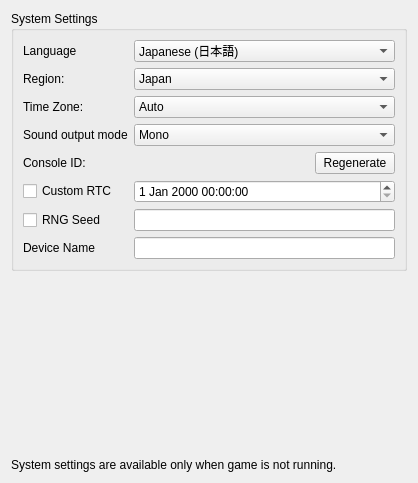
Qt form src/yuzu/configuration/configure_system.ui (Kryptuq/Yuzu-Early-Access-files) before a commit.
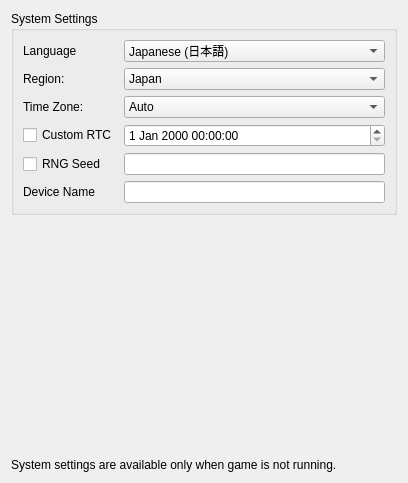
The same form after that commit.

```diff
--- a/src/yuzu/configuration/configure_system.ui
+++ b/src/yuzu/configuration/configure_system.ui
@@ -411,7 +411,7 @@
             </item>
            </widget>
           </item>
-          <item row="5" column="0">
+          <item row="4" column="0">
            <widget class="QCheckBox" name="custom_rtc_checkbox">
             <property name="text">
              <string>Custom RTC</string>
@@ -425,54 +425,21 @@
             </property>
            </widget>
           </item>
-          <item row="6" column="0">
+          <item row="5" column="0">
            <widget class="QCheckBox" name="rng_seed_checkbox">
             <property name="text">
              <string>RNG Seed</string>
             </property>
            </widget>
           </item>
-          <item row="7" column="0">
+          <item row="6" column="0">
            <widget class="QLabel" name="device_name_label">
             <property name="text">
              <string>Device Name</string>
             </property>
            </widget>
           </item>
-          <item row="3" column="1">
-           <widget class="QComboBox" name="combo_sound">
-            <item>
-             <property name="text">
-              <string>Mono</string>
-             </property>
-            </item>
-            <item>
-             <property name="text">
-              <string>Stereo</string>
-             </property>
-            </item>
-            <item>
-             <property name="text">
-              <string>Surround</string>
-             </property>
-            </item>
-           </widget>
-          </item>
-          <item row="4" column="0">
-           <widget class="QLabel" name="label_console_id">
-            <property name="text">
-             <string>Console ID:</string>
-            </property>
-           </widget>
-          </item>
-          <item row="3" column="0">
-           <widget class="QLabel" name="label_sound">
-            <property name="text">
-             <string>Sound output mode</string>
-            </property>
-           </widget>
-          </item>
-          <item row="5" column="1">
+          <item row="4" column="1">
            <widget class="QDateTimeEdit" name="custom_rtc_edit">
             <property name="minimumDate">
              <date>
@@ -483,14 +450,14 @@
             </property>
            </widget>
           </item>
-          <item row="7" column="1">
+          <item row="6" column="1">
            <widget class="QLineEdit" name="device_name_edit">
             <property name="maxLength">
              <number>128</number>
             </property>
            </widget>
           </item>
-          <item row="6" column="1">
+          <item row="5" column="1">
            <widget class="QLineEdit" name="rng_seed_edit">
             <property name="sizePolicy">
              <sizepolicy hsizetype="Minimum" vsizetype="Fixed">
@@ -511,22 +478,6 @@
             </property>
            </widget>
           </item>
-          <item row="4" column="1">
-           <widget class="QPushButton" name="button_regenerate_console_id">
-            <property name="sizePolicy">
-             <sizepolicy hsizetype="Fixed" vsizetype="Fixed">
-              <horstretch>0</horstretch>
-              <verstretch>0</verstretch>
-             </sizepolicy>
-            </property>
-            <property name="layoutDirection">
-             <enum>Qt::RightToLeft</enum>
-            </property>
-            <property name="text">
-             <string>Regenerate</string>
-            </property>
-           </widget>
-          </item>
          </layout>
         </item>
        </layout>
```
